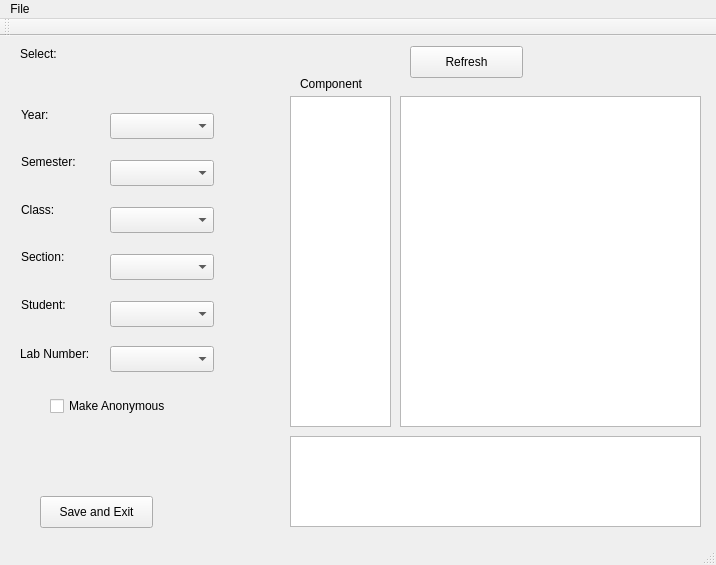
Qt form repo_project/MainMenuGUI/mainmenugui.ui (tokorealand/CS205) before a commit.
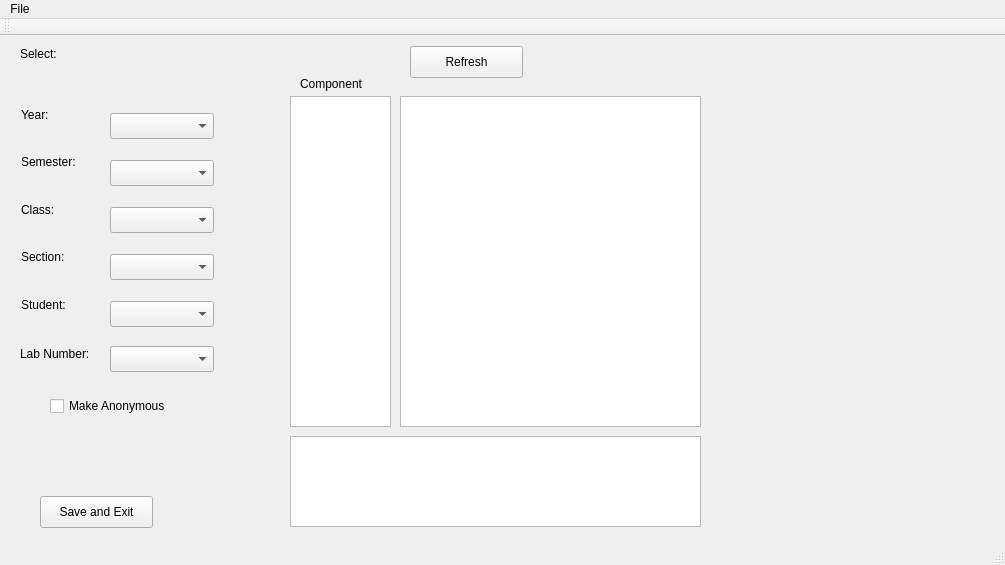
The same form after that commit.

What changed in the file:
```diff
--- a/repo_project/MainMenuGUI/mainmenugui.ui
+++ b/repo_project/MainMenuGUI/mainmenugui.ui
@@ -6,7 +6,7 @@
    <rect>
     <x>0</x>
     <y>0</y>
-    <width>716</width>
+    <width>1005</width>
     <height>565</height>
    </rect>
   </property>
@@ -253,7 +253,7 @@
     <rect>
      <x>0</x>
      <y>0</y>
-     <width>716</width>
+     <width>1005</width>
      <height>22</height>
     </rect>
    </property>
```
Left out of the diff: 12 changed lines with no effect on the pictures.
